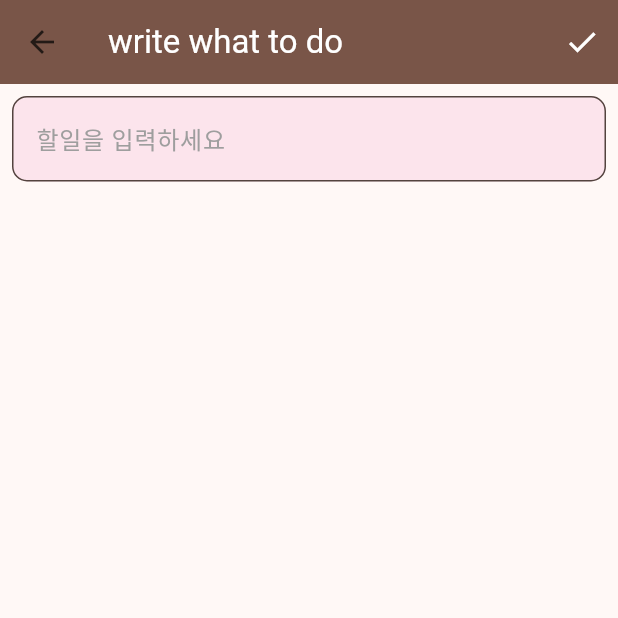
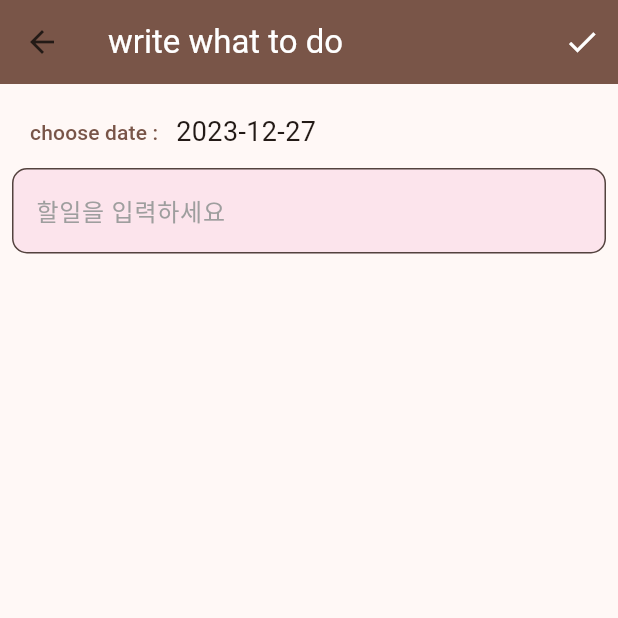
Before and after one commit to strangecoderK/todo_list_app, a Flutter app: the CreateScreen screen opened directly, on a phone screen of 412 x 824 dp, the top half of it. Run offline on Flutter 3.47's test engine with Material 3 defaults, Android fonts, the phone set to English and light mode, and no system bars; our stand-ins replace hive, hive_flutter; accounts and stored records are empty.

```diff
--- a/lib/creat_screen.dart
+++ b/lib/creat_screen.dart
@@ -1,4 +1,5 @@
 import 'package:flutter/material.dart';
+import 'package:intl/intl.dart';
 import 'package:todo_list/main.dart';
 import 'package:todo_list/todo.dart';
 
@@ -18,6 +19,22 @@ class _CreateScreenState extends State<CreateScreen> {
     super.dispose();
   }
 
+  DateTime dateTimeCalender = DateTime.now();
+
+  void _showDatePicker() {
+    showDatePicker(
+      context: context,
+      initialDate: DateTime.now(),
+      firstDate: DateTime(2000),
+      lastDate: DateTime(2200),
+    ).then((value) {
+      setState(() {
+        dateTimeCalender = value!;
+        print('Here dateTimeCalendar $dateTimeCalender');
+      });
+    });
+  }
+
   @override
   Widget build(BuildContext context) {
     return Scaffold(
@@ -32,7 +49,7 @@ class _CreateScreenState extends State<CreateScreen> {
             onPressed: () async {
               await todos.add(Todo(
                   title: _textController.text,
-                  dateTime: DateTime.now().millisecondsSinceEpoch));
+                  dateTime: dateTimeCalender.millisecondsSinceEpoch));
               if (mounted) {
                 Navigator.pop(context);
               }
@@ -46,7 +63,24 @@ class _CreateScreenState extends State<CreateScreen> {
       ),
       body: Padding(
         padding: const EdgeInsets.all(8.0),
-        child: TextField(
+        child: Column(
+          children: [
+            Row(
+              children: [
+                TextButton(
+                  onPressed: _showDatePicker,
+                  child: Text(
+                    'choose date :',
+                    style: TextStyle(color: Colors.brown),
+                  ),
+                ),
+                Text(
+                  '${DateFormat('yyyy-MM-dd').format(dateTimeCalender)}',
+                  style: TextStyle(fontSize: 18),
+                )
+              ],
+            ),
+            TextField(
               controller: _textController,
               decoration: InputDecoration(
                   border: OutlineInputBorder(
@@ -57,6 +91,8 @@ class _CreateScreenState extends State<CreateScreen> {
                   filled: true,
                   fillColor: Colors.pink[50]),
             ),
+          ],
+        ),
       ),
     );
   }
--- a/lib/todo.dart
+++ b/lib/todo.dart
@@ -13,7 +13,6 @@ class Todo extends HiveObject {
   @HiveField(3)
   bool isDone;
 
-
   Todo({
     required this.title,
     required this.dateTime,
```
Also changed, not shown: lib/todo_item.dart (+5 -6 lines). Lines whose indentation alone changed are shown as unchanged.
